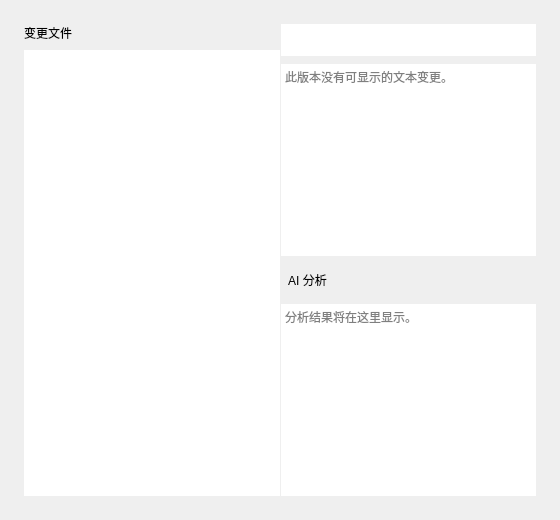
Before: the Qt Designer form windows/mainwindow_child/homepage/pages/homepage_page_diff.ui in Zao-chen/ZcVersionBox, drawn with Qt 5.
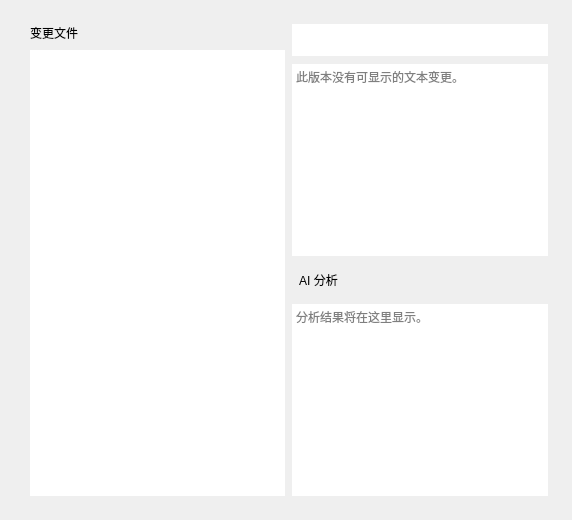
After: the same form once the commit is applied.

Commit message: fix: 版本对比文件列表条目左右对称留距，不再贴死分隔线

Diff of the .ui file:
```diff
--- a/windows/mainwindow_child/homepage/pages/homepage_page_diff.ui
+++ b/windows/mainwindow_child/homepage/pages/homepage_page_diff.ui
@@ -35,13 +35,13 @@
       </property>
       <layout class="QVBoxLayout" name="filesLayout" stretch="0,1">
        <property name="leftMargin">
-        <number>0</number>
+        <number>6</number>
        </property>
        <property name="topMargin">
         <number>0</number>
        </property>
        <property name="rightMargin">
-        <number>0</number>
+        <number>6</number>
        </property>
        <property name="bottomMargin">
         <number>0</number>
```
